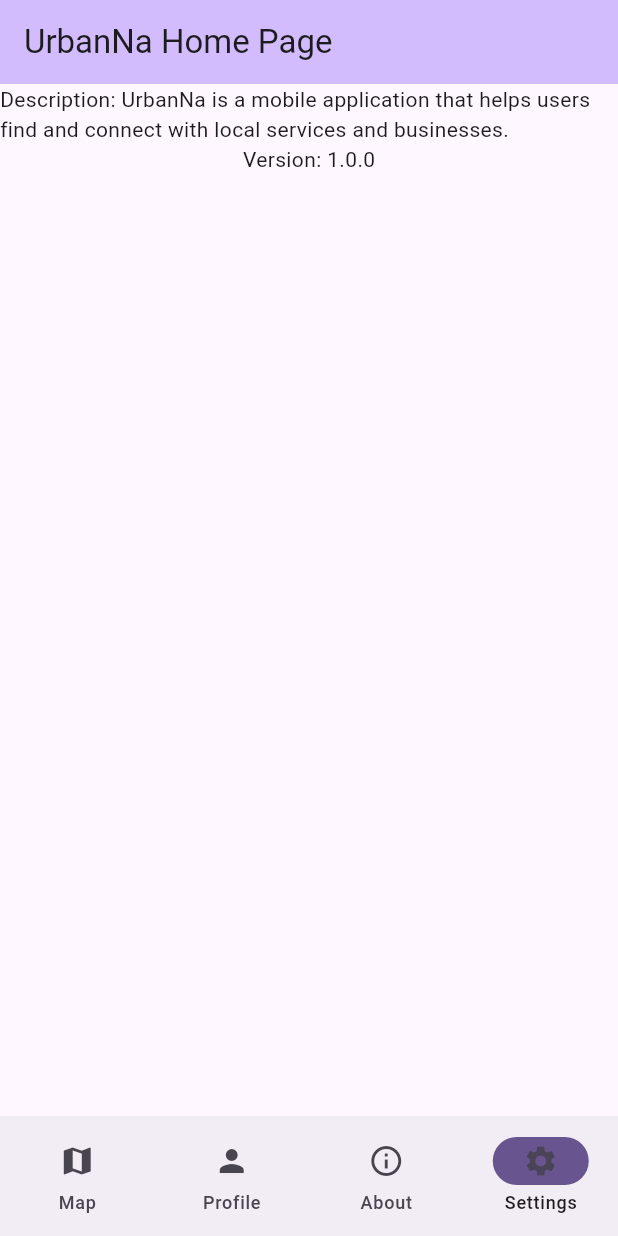
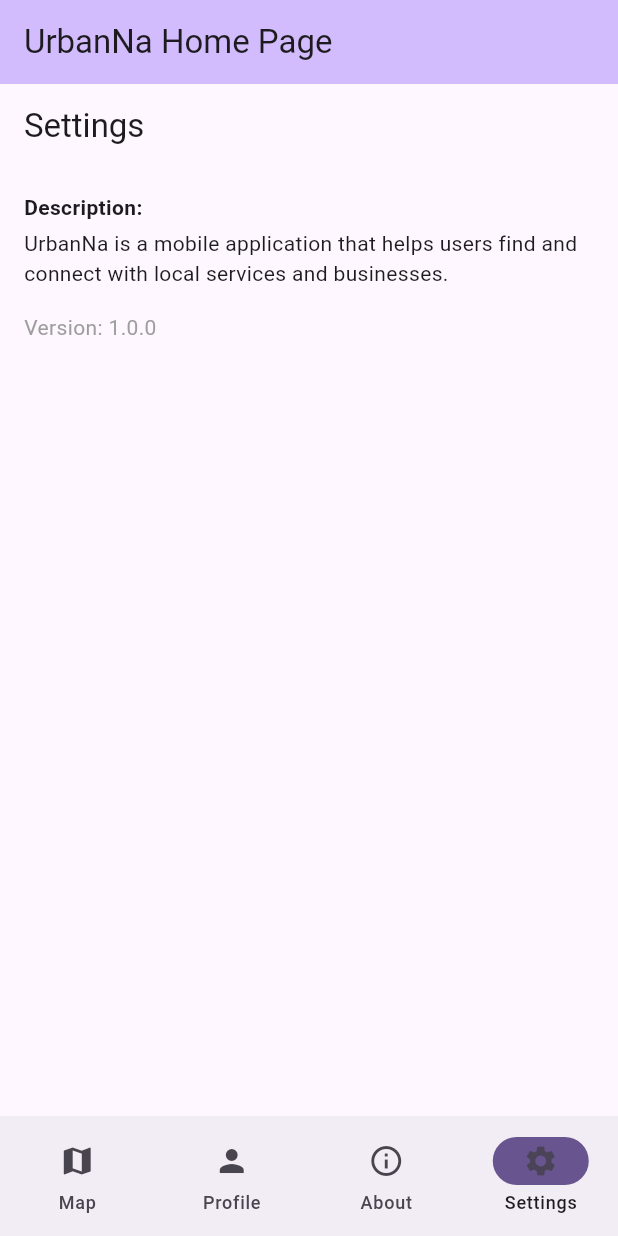
Before and after one commit to darrock7/UrbanNa, a Flutter app: the screen it shows after launch, item 4 of the bottom bar chosen, on a phone screen of 412 x 824 dp. Run offline on Flutter 3.47's test engine with Material 3 defaults, Android fonts, the phone set to English and light mode, and no system bars; our stand-ins replace flutter_map, image_picker, latlong2.

Commit message:
updated profile page, added editing profile + picture, slight settings changes

```diff
--- a/lib/main.dart
+++ b/lib/main.dart
@@ -64,7 +64,7 @@ class _MyHomePageState extends State<MyHomePage> {
     body: Center(child:
     switch (_currTabIndex) {
       0 => const MapView(),
-      1 => const ProfileView(name: 'John Smith', email: 'johnsmith@uw.edu'),
+      1 => const ProfileView(),
       2 => const AboutView(),
       3 => const SettingsView(),
       _ => const Placeholder(),
--- a/lib/views/settings.dart
+++ b/lib/views/settings.dart
@@ -1,17 +1,35 @@
 import 'package:flutter/material.dart';
 
 class SettingsView extends StatelessWidget {
-
-  const SettingsView ({super.key});
-
+  const SettingsView({super.key});
 
   @override
   Widget build(BuildContext context) {
-    return Column(
-      children: [
-        Text('Description: UrbanNa is a mobile application that helps users find and connect with local services and businesses.'),
-        Text('Version: 1.0.0'),
-      ],
+    return Scaffold(
+      appBar: AppBar(
+        title: const Text('Settings'),
+      ),
+      body: Padding(
+        padding: const EdgeInsets.all(16.0),
+        child: Column(
+          crossAxisAlignment: CrossAxisAlignment.start,
+          children: const [
+            Text(
+              'Description:',
+              style: TextStyle(fontWeight: FontWeight.bold),
+            ),
+            SizedBox(height: 4),
+            Text(
+              'UrbanNa is a mobile application that helps users find and connect with local services and businesses.',
+            ),
+            SizedBox(height: 16),
+            Text(
+              'Version: 1.0.0',
+              style: TextStyle(color: Colors.grey),
+            ),
+          ],
+        ),
+      ),
     );
   }
 }
```
Also changed, not shown: lib/views/edit_profile_view.dart (added, +69 -0 lines), lib/views/profile.dart (+100 -9 lines).
